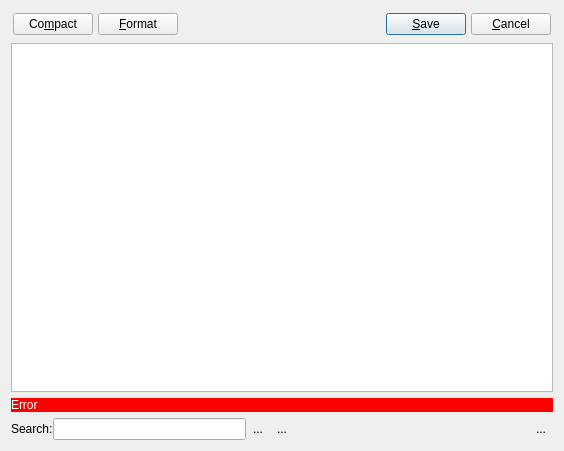
Before: the Qt Designer form shvspy/src/texteditdialog.ui in silicon-heaven/shvspy, drawn with Qt 5.
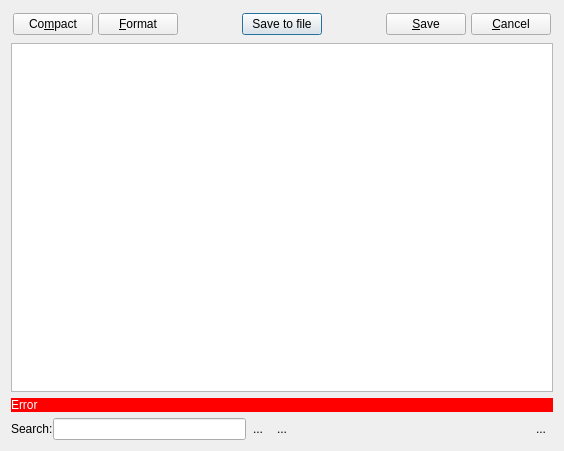
After: the same form once the commit is applied. Icons and pictures are not drawn.

```diff
--- a/shvspy/src/texteditdialog.ui
+++ b/shvspy/src/texteditdialog.ui
@@ -52,6 +52,26 @@
         </property>
        </widget>
       </item>
+      <item>
+       <spacer name="horizontalSpacer_3">
+        <property name="orientation">
+         <enum>Qt::Horizontal</enum>
+        </property>
+        <property name="sizeHint" stdset="0">
+         <size>
+          <width>40</width>
+          <height>20</height>
+         </size>
+        </property>
+       </spacer>
+      </item>
+      <item>
+       <widget class="QPushButton" name="btSaveToFile">
+        <property name="text">
+         <string>Save to file</string>
+        </property>
+       </widget>
+      </item>
       <item>
        <spacer name="horizontalSpacer">
         <property name="orientation">
```
